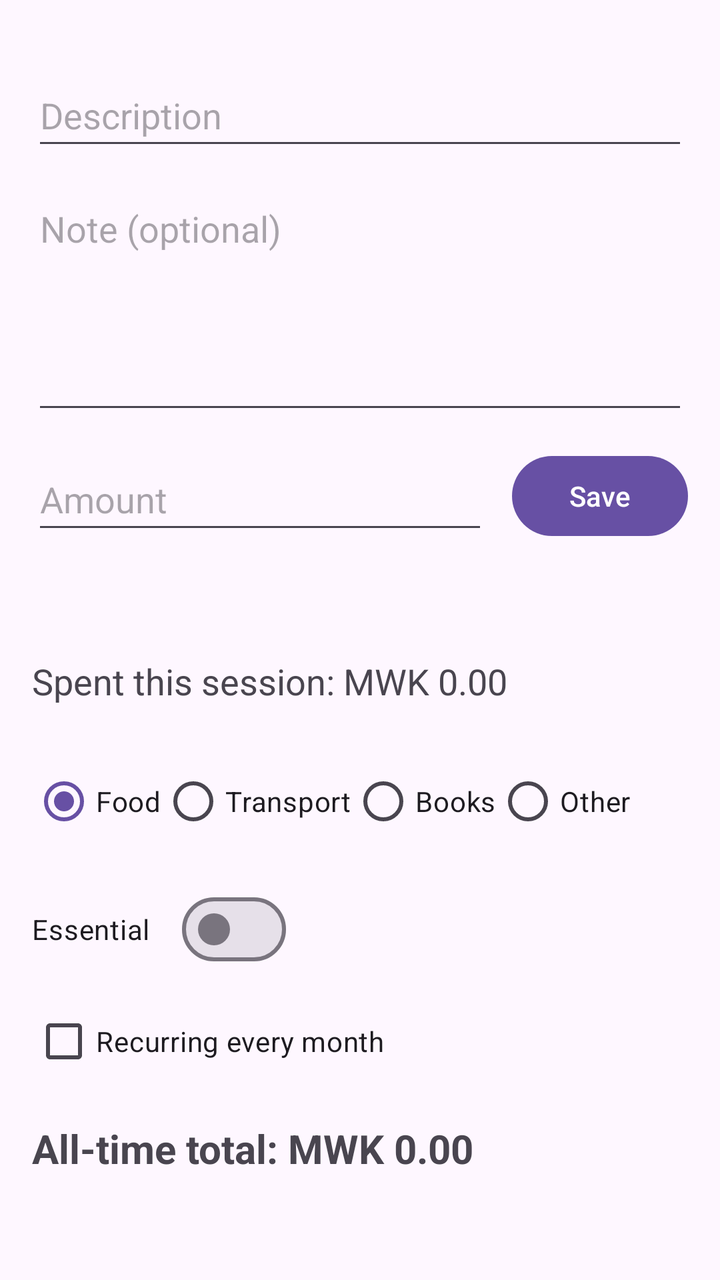
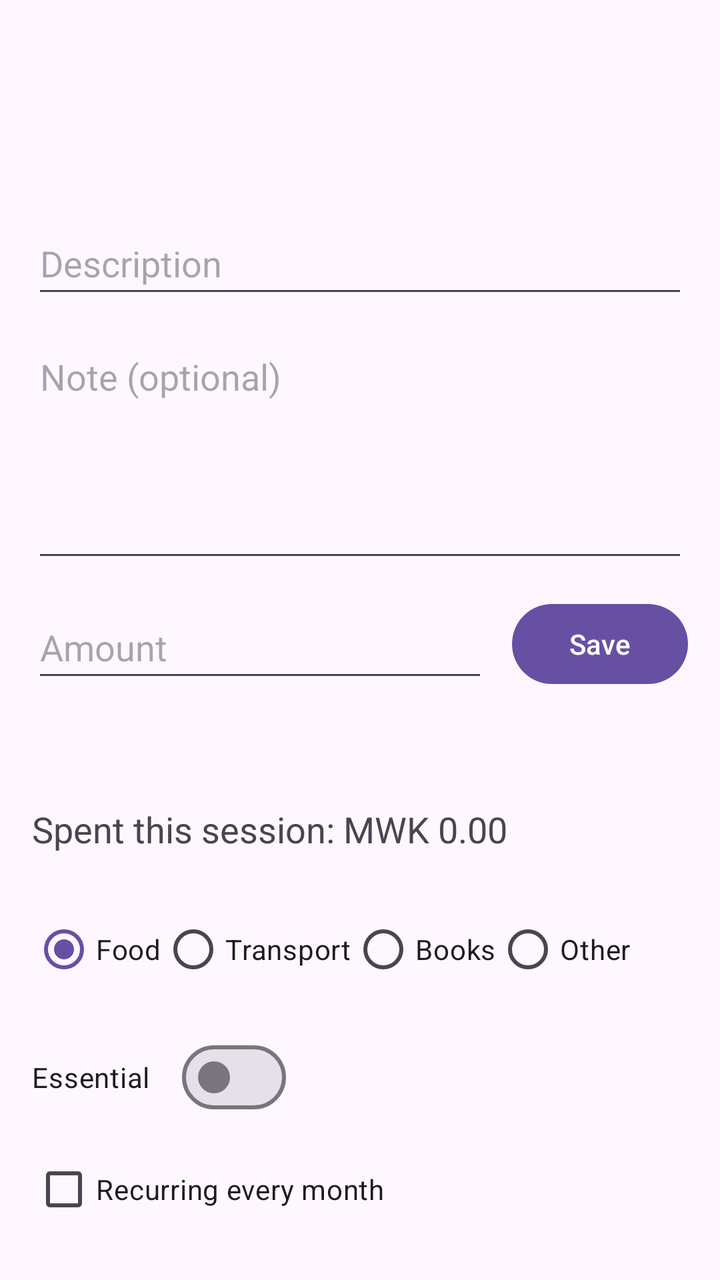

The first picture is an Android layout as it rendered before a commit; the second is the same layout after the commit. The layout source and the unified diff follow.
<!-- AndroidManifest.xml: application theme Theme.PocketBudget -->
<!-- res/layout/activity_main.xml -->
<?xml version="1.0" encoding="utf-8"?>
<androidx.core.widget.NestedScrollView
    xmlns:android="http://schemas.android.com/apk/res/android"
    xmlns:app="http://schemas.android.com/apk/res-auto"
    xmlns:tools="http://schemas.android.com/tools"
    android:layout_width="match_parent"
    android:layout_height="match_parent"
    android:fillViewport="true">

    
    <androidx.constraintlayout.widget.ConstraintLayout
        android:layout_width="match_parent"
        android:layout_height="wrap_content"
        android:padding="16dp">

        
        <EditText
            android:id="@+id/descriptionInput"
            android:layout_width="0dp"
            android:layout_height="wrap_content"
            android:layout_marginTop="16dp"
            android:hint="@string/description_hint"
            android:inputType="textCapSentences"
            android:minHeight="48dp"
            android:autofillHints=""
            app:layout_constraintTop_toTopOf="parent"
            app:layout_constraintStart_toStartOf="parent"
            app:layout_constraintEnd_toEndOf="parent" />

        
        <EditText
            android:id="@+id/noteInput"
            android:layout_width="0dp"
            android:layout_height="120dp"
            android:layout_marginTop="12dp"
            android:hint="@string/note_hint"
            android:inputType="textMultiLine|textCapSentences"
            android:gravity="top|start"
            android:autofillHints=""
            app:layout_constraintTop_toBottomOf="@id/descriptionInput"
            app:layout_constraintStart_toStartOf="parent"
            app:layout_constraintEnd_toEndOf="parent" />

        
        <EditText
            android:id="@+id/amountInput"
            android:layout_width="0dp"
            android:layout_height="wrap_content"
            android:layout_marginTop="12dp"
            android:layout_marginEnd="12dp"
            android:hint="@string/amount_hint"
            android:inputType="numberDecimal"
            android:minHeight="48dp"
            android:autofillHints=""
            app:layout_constraintTop_toBottomOf="@id/noteInput"
            app:layout_constraintStart_toStartOf="parent"
            app:layout_constraintEnd_toStartOf="@id/saveButton"
            tools:ignore="VisualLintTextFieldSize" />

        
        <Button
            android:id="@+id/saveButton"
            android:layout_width="wrap_content"
            android:layout_height="wrap_content"
            android:text="@string/save_button"
            app:layout_constraintTop_toTopOf="@id/amountInput"
            app:layout_constraintBottom_toBottomOf="@id/amountInput"
            app:layout_constraintEnd_toEndOf="parent" />

        
        <TextView
            android:id="@+id/statusText"
            android:layout_width="0dp"
            android:layout_height="wrap_content"
            android:layout_marginTop="24dp"
            android:textSize="18sp"
            app:layout_constraintTop_toBottomOf="@id/amountInput"
            app:layout_constraintStart_toStartOf="parent"
            app:layout_constraintEnd_toEndOf="parent" />

        
        <TextView
            android:id="@+id/sessionTotalText"
            android:layout_width="0dp"
            android:layout_height="wrap_content"
            android:layout_marginTop="8dp"
            android:text="@string/session_total_initial"
            android:textSize="18sp"
            app:layout_constraintTop_toBottomOf="@id/statusText"
            app:layout_constraintStart_toStartOf="parent"
            app:layout_constraintEnd_toEndOf="parent" />

        
        <RadioGroup
            android:id="@+id/categoryGroup"
            android:layout_width="0dp"
            android:layout_height="wrap_content"
            android:layout_marginTop="24dp"
            android:orientation="horizontal"
            app:layout_constraintTop_toBottomOf="@id/sessionTotalText"
            app:layout_constraintStart_toStartOf="parent"
            app:layout_constraintEnd_toEndOf="parent">

            <RadioButton
                android:id="@+id/radioFood"
                android:layout_width="wrap_content"
                android:layout_height="wrap_content"
                android:checked="true"
                android:text="@string/category_food" />

            <RadioButton
                android:id="@+id/radioTransport"
                android:layout_width="wrap_content"
                android:layout_height="wrap_content"
                android:text="@string/category_transport" />

            <RadioButton
                android:id="@+id/radioBooks"
                android:layout_width="wrap_content"
                android:layout_height="wrap_content"
                android:text="@string/category_books" />

            <RadioButton
                android:id="@+id/radioOther"
                android:layout_width="wrap_content"
                android:layout_height="wrap_content"
                android:text="@string/category_other" />

        </RadioGroup>

        
        <com.google.android.material.materialswitch.MaterialSwitch
            android:id="@+id/essentialSwitch"
            android:layout_width="wrap_content"
            android:layout_height="wrap_content"
            android:layout_marginTop="16dp"
            android:text="@string/essential_label"
            app:layout_constraintTop_toBottomOf="@id/categoryGroup"
            app:layout_constraintStart_toStartOf="parent" />

        
        <CheckBox
            android:id="@+id/recurringCheckbox"
            android:layout_width="wrap_content"
            android:layout_height="wrap_content"
            android:layout_marginTop="8dp"
            android:text="@string/recurring_label"
            app:layout_constraintTop_toBottomOf="@id/essentialSwitch"
            app:layout_constraintStart_toStartOf="parent" />

        
        <TextView
            android:id="@+id/allTimeTotalText"
            android:layout_width="0dp"
            android:layout_height="wrap_content"
            android:layout_marginTop="16dp"
            android:text="@string/all_time_total_initial"
            android:textSize="20sp"
            android:textStyle="bold"
            app:layout_constraintTop_toBottomOf="@id/recurringCheckbox"
            app:layout_constraintStart_toStartOf="parent"
            app:layout_constraintEnd_toEndOf="parent" />

        
        <androidx.recyclerview.widget.RecyclerView
            android:id="@+id/expenseList"
            android:layout_width="0dp"
            android:layout_height="500dp"
            android:layout_marginTop="16dp"
            android:nestedScrollingEnabled="true"
            app:layout_constraintTop_toBottomOf="@id/allTimeTotalText"
            app:layout_constraintStart_toStartOf="parent"
            app:layout_constraintEnd_toEndOf="parent"
            app:layout_constraintBottom_toBottomOf="parent" />

    </androidx.constraintlayout.widget.ConstraintLayout>

</androidx.core.widget.NestedScrollView>
<!-- resources referenced by this layout -->
<resources>
  <string name="all_time_total_initial">All-time total: MWK 0.00</string>
  <string name="amount_hint">Amount</string>
  <string name="category_books">Books</string>
  <string name="category_food">Food</string>
  <string name="category_other">Other</string>
  <string name="category_transport">Transport</string>
  <string name="description_hint">Description</string>
  <string name="essential_label">Essential</string>
  <string name="note_hint">Note (optional)</string>
  <string name="recurring_label">Recurring every month</string>
  <string name="save_button">Save</string>
  <string name="session_total_initial">Spent this session: MWK 0.00</string>
  <style name="Theme.PocketBudget" parent="Base.Theme.PocketBudget" />
  <style name="Base.Theme.PocketBudget" parent="Theme.Material3.DayNight">
          
          
      </style>
</resources>

<!-- the commit's change to res/layout/activity_main.xml (unified diff, before → after) -->
@@ -18,7 +18,7 @@
             android:id="@+id/descriptionInput"
             android:layout_width="0dp"
             android:layout_height="wrap_content"
-            android:layout_marginTop="16dp"
+            android:layout_marginTop="90dp"
             android:hint="@string/description_hint"
             android:inputType="textCapSentences"
             android:minHeight="48dp"
